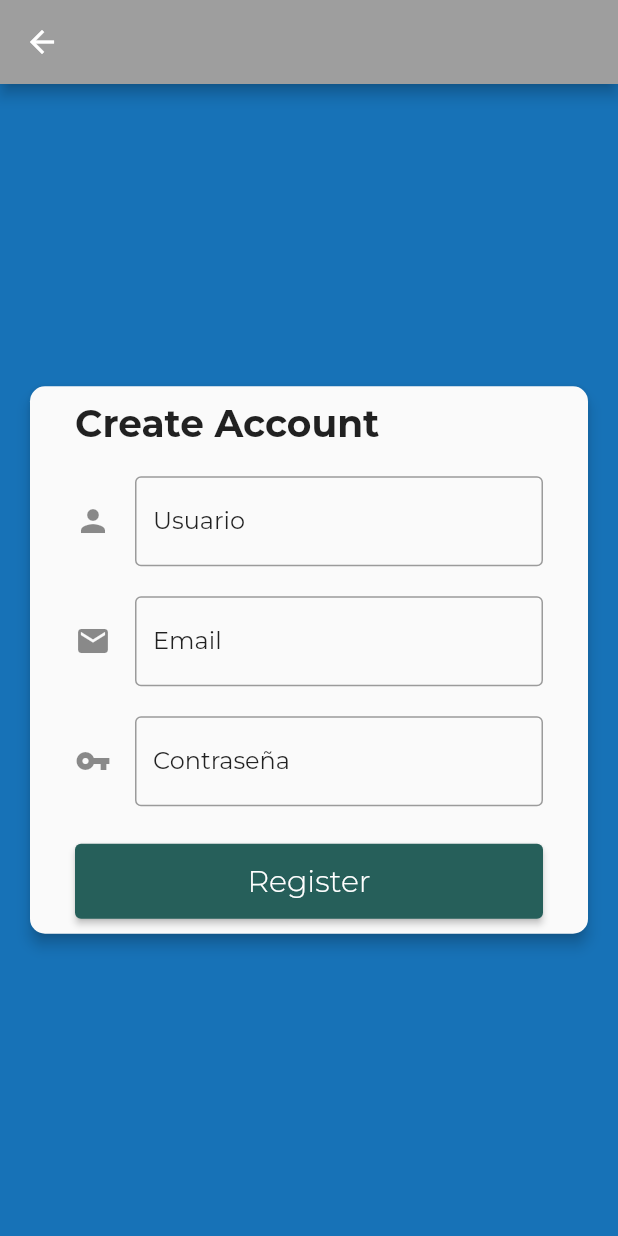
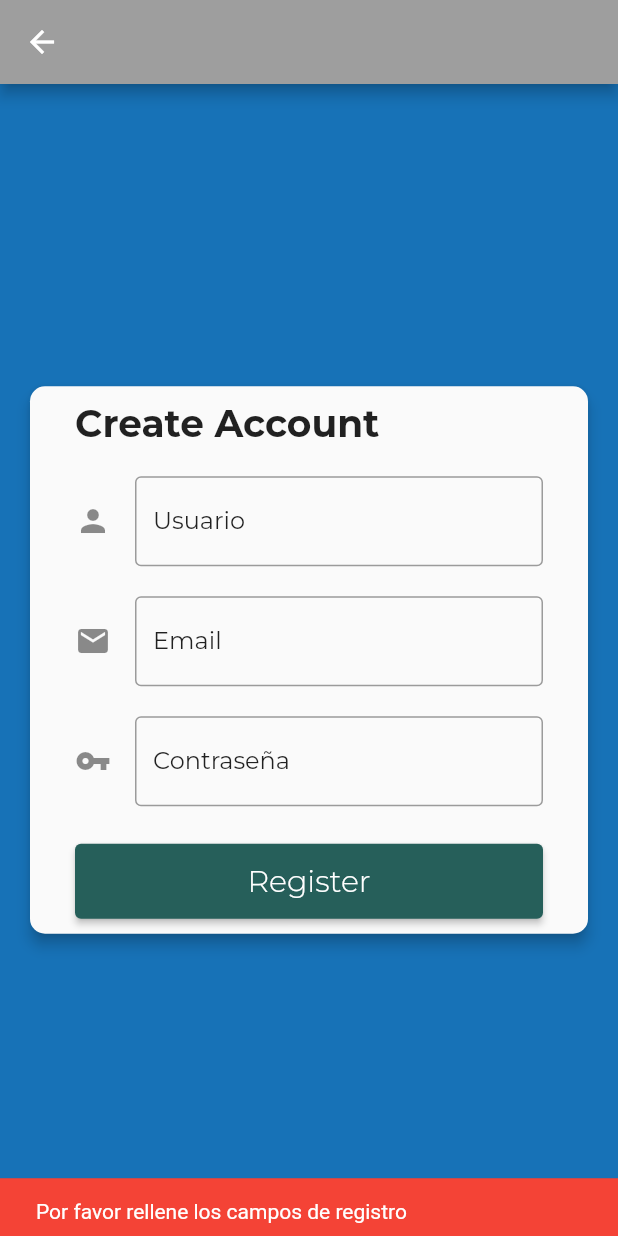
Before and after one commit to LinoMacKay/WeatherProject, a Flutter app: the CreateAccountView screen opened by its route, after a tap on "Register", on a phone screen of 412 x 824 dp. Run offline on Flutter 3.47's test engine with Material 2 defaults, Android fonts, the phone set to English and light mode, and no system bars; our stand-ins replace auto_route, geolocator, rxdart, shared_preferences; missing offline and left inert: back_button_interceptor, dart:ffi; accounts and stored records are empty.

Commit message:
Adding login and register feedback

```diff
--- a/lib/views/auth/create_account/create_account_view.dart
+++ b/lib/views/auth/create_account/create_account_view.dart
@@ -3,6 +3,7 @@ import 'package:my_project/core/bloc/registerBloc.dart';
 import 'package:my_project/helper/ui/ui_library.dart';
 import 'package:async/async.dart' show StreamGroup;
 import 'package:my_project/model/RegisterDto.dart';
+import 'package:my_project/utils/NotificationHelper.dart';
 import 'package:my_project/utils/Utils.dart';
 
 import '../../../router/routes.dart';
@@ -31,6 +32,7 @@ class _CreateAccountViewState extends State<CreateAccountView> {
   bool errorEmail = false;
   bool errorPassword = false;
   bool errorUser = false;
+  bool isLoading = false;
 
   Future<bool> _saveForm() async {
     registerDto.user = registerBloc.user;
@@ -40,6 +42,7 @@ class _CreateAccountViewState extends State<CreateAccountView> {
     var result = await registerBloc.register(registerDto);
     return result;
   }
+
   @override
   Widget build(BuildContext context) {
     var screenHeight = MediaQuery.of(context).size.height;
@@ -205,16 +208,41 @@ class _CreateAccountViewState extends State<CreateAccountView> {
                                 child: ElevatedButton(
                                     style: ElevatedButton.styleFrom(
                                         primary: Color.fromRGBO(38, 95, 90, 1)),
-                                    onPressed:() async {
+                                    onPressed: () async {
                                       if (validator) {
                                         var result = await _saveForm();
+                                        if (result) {
+                                          NotificationUtil().showSnackbar(
+                                              context,
+                                              "Su cuenta se ha registrado correctamente",
+                                              "success",
+                                              null);
+                                          await Future.delayed(
+                                              Duration(milliseconds: 400));
                                           Utils.mainNavigator.currentState!
                                               .pushNamed(routeLoginView)
-                                                .then((value) {
+                                              .then((value) {});
+                                        } else {
+                                          NotificationUtil().showSnackbar(
+                                              context,
+                                              "Ha ocurrido un error en el registro, reintente nuevamente",
+                                              "error",
+                                              null);
+                                        }
+                                        setState(() {
+                                          isLoading = false;
                                         });
+                                      } else {
+                                        NotificationUtil().showSnackbar(
+                                            context,
+                                            "Por favor rellene los campos de registro",
+                                            "error",
+                                            null);
                                       }
                                     },
-                                    child: Text(
+                                    child: isLoading
+                                        ? CircularProgressIndicator()
+                                        : Text(
                                             "Register",
                                             style: TextStyle(
                                                 fontSize: 20,
--- a/lib/views/auth/login/login_view.dart
+++ b/lib/views/auth/login/login_view.dart
@@ -194,6 +194,12 @@ class _LoginViewState extends State<LoginView> {
                                           setState(() {
                                             isLoading = false;
                                           });
+                                        } else {
+                                          NotificationUtil().showSnackbar(
+                                              context,
+                                              "Por favor rellene los campos de incio de sesión",
+                                              "error",
+                                              null);
                                         }
                                       },
                                       child: isLoading
```
Lines whose indentation alone changed are shown as unchanged.
